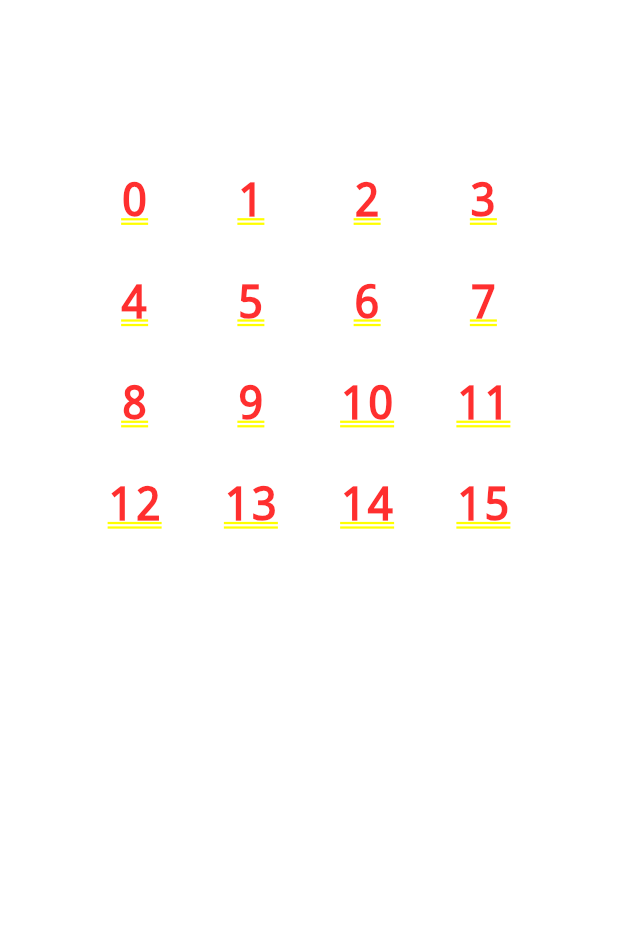
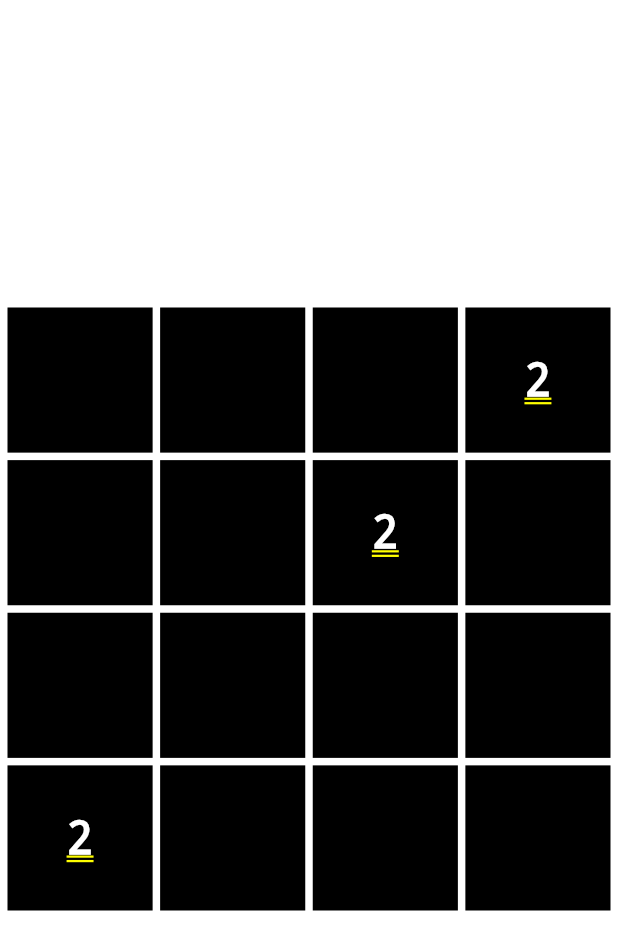
Before and after one commit to tranlinh265/game_2048, a Flutter app: the screen it shows after launch, on a phone screen of 412 x 824 dp. Shown: the top 950 px of the screen. Run offline on Flutter 3.47's test engine with Material 2 defaults, Android fonts, the phone set to English and light mode, and no system bars.

Commit message:
play demo

```diff
--- a/lib/game.dart
+++ b/lib/game.dart
@@ -1,4 +1,5 @@
 import 'package:flutter/material.dart';
+import 'package:game_2048/game_data.dart';
 
 class GameScreen extends StatefulWidget {
   @override
@@ -6,42 +7,78 @@ class GameScreen extends StatefulWidget {
 }
 
 class _GameScreenState extends State<GameScreen> {
+  double _width;
+  List<List<int>> data = [
+    [0, 0, 0, 2],
+    [0, 0, 2, 0],
+    [0, 0, 0, 0],
+    [2, 0, 0, 0]
+  ];
+  GameData gameData = GameData();
+
   @override
   Widget build(BuildContext context) {
+    if (_width == null) {
+      _width = MediaQuery.of(context).size.width;
+    }
+
     return Column(
       children: <Widget>[
+        Container(height: 200,),
         Center(
           child: Container(
-            margin: EdgeInsets.only(top: 100),
-            width: 300,
-            height: 300,
+            padding: EdgeInsets.all(0),
+            width: _width,
+            height: _width,
             color: Colors.white,
             child: GestureDetector(
               onHorizontalDragEnd: (DragEndDetails details) {
                 if (details.velocity.pixelsPerSecond.dx > 0) {
                   print("left to right");
+                  setState(() {
+                    data = gameData.caculateTableBaseOnFlick(
+                        data, Flick.leftToRight);
+                  });
                 } else if (details.velocity.pixelsPerSecond.dx < 0) {
                   print("right to left");
+                  setState(() {
+                    data = gameData.caculateTableBaseOnFlick(
+                        data, Flick.rightToLeft);
+                  });
                 }
               },
               onVerticalDragEnd: (details) {
                 if (details.velocity.pixelsPerSecond.dy > 0) {
+                  print("top to btm");
+                  setState(() {
+                    data =
+                        gameData.caculateTableBaseOnFlick(data, Flick.topToBtm);
+                  });
+                } else if (details.velocity.pixelsPerSecond.dy < 0) {
                   print("btm to top");
-                } else if (details.velocity.pixelsPerSecond.dy < 0) {
-                  print("top to btm");
+                  setState(() {
+                    data =
+                        gameData.caculateTableBaseOnFlick(data, Flick.btmToTop);
+                  });
                 }
               },
               child: GridView.count(
+                padding: EdgeInsets.all(5.0) ,
                 crossAxisCount: 4,
-                crossAxisSpacing: 10.0,
+                crossAxisSpacing: 5.0,
+                mainAxisSpacing: 5.0,
                 physics: NeverScrollableScrollPhysics(),
                 children: List.generate(16, (index) {
+                  int value = data[(index / 4).truncate().toInt()][index % 4];
                   return Container(
-                      width: 20,
-                      height: 20,
-                      child: Center(
-                        child: Text('$index', style: TextStyle(fontSize: 30),),
-                      ));
+                    color: Colors.black,
+                    child: Center(
+                      child: Text(
+                        value != 0 ? '$value' : '',
+                        style: TextStyle(fontSize: 30, color: Colors.white),
+                      ),
+                    ),
+                  );
                 }),
               ),
             ),
--- a/lib/game_data.dart
+++ b/lib/game_data.dart
@@ -114,6 +114,10 @@ class GameData {
     input = rotateTable(input, flick);
     output = caculateTable(input);
     output = rotateTable(output, flick, true);
+    if( input != output){
+      output = addNewValue(output);
+    }
+
 
     return output;
   }
```
